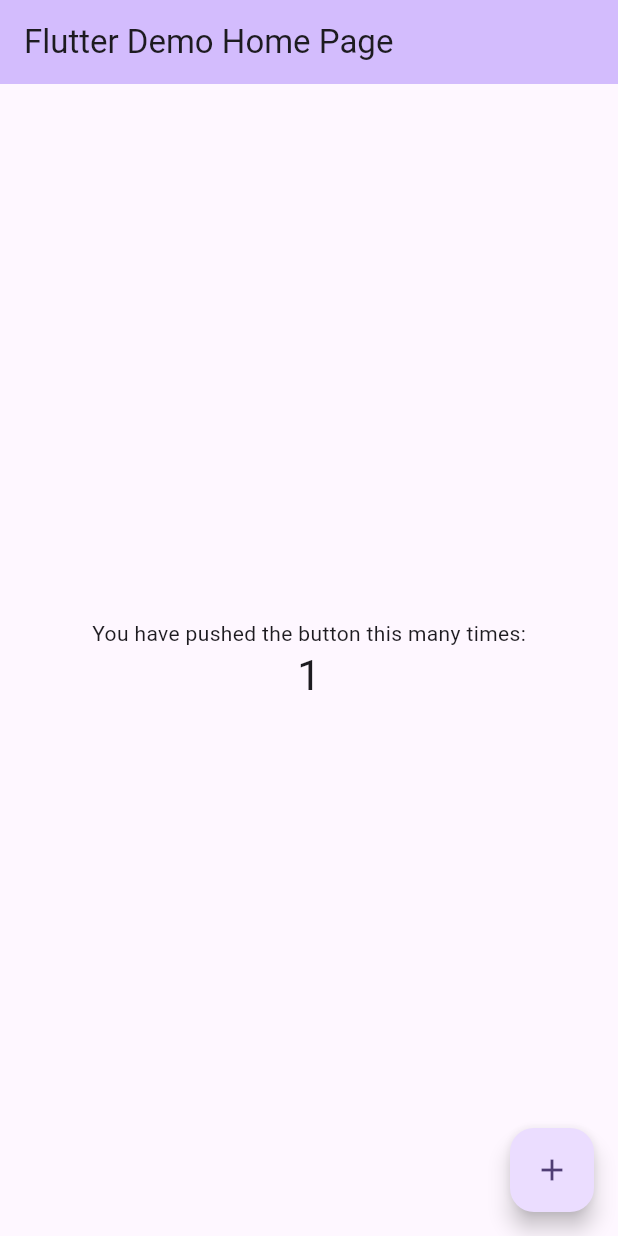
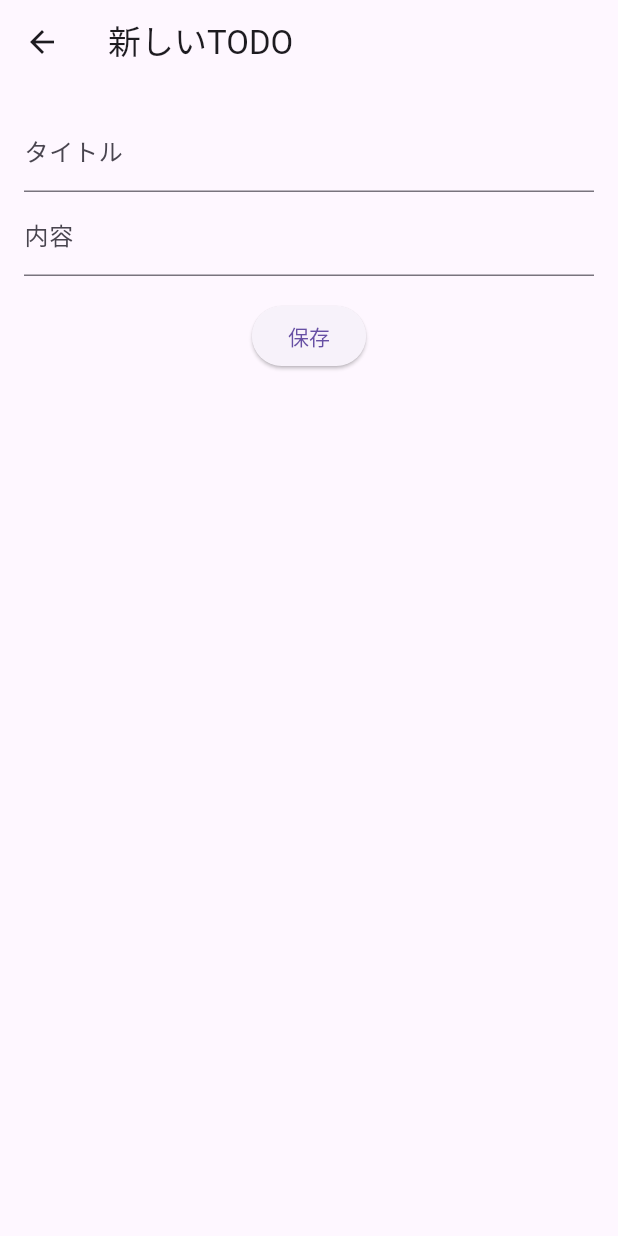
Before and after one commit to asahi11n/FlutterSampleApp, a Flutter app: the screen it shows after launch, after a tap on the "add" icon, on a phone screen of 412 x 824 dp. Run offline on Flutter 3.47's test engine with Material 3 defaults, Android fonts, the phone set to English and light mode, and no system bars; our stand-ins replace sqflite; accounts and stored records are empty.

Commit message:
gemini出力で土台作成

```diff
--- /dev/null
+++ b/lib/database_helper.dart
@@ -0,0 +1,100 @@
+
+import 'dart:async';
+
+import 'package:path/path.dart';
+import 'package:sqflite/sqflite.dart';
+
+class Todo {
+  final int? id;
+  final String title;
+  final String content;
+  final String date;
+
+  Todo({this.id, required this.title, required this.content, required this.date});
+
+  Map<String, dynamic> toMap() {
+    return {
+      'id': id,
+      'title': title,
+      'content': content,
+      'date': date,
+    };
+  }
+}
+
+class DatabaseHelper {
+  static final DatabaseHelper instance = DatabaseHelper._init();
+  static Database? _database;
+
+  DatabaseHelper._init();
+
+  Future<Database> get database async {
+    if (_database != null) return _database!;
+    _database = await _initDB('todos.db');
+    return _database!;
+  }
+
+  Future<Database> _initDB(String filePath) async {
+    final dbPath = await getDatabasesPath();
+    final path = join(dbPath, filePath);
+
+    return await openDatabase(path, version: 1, onCreate: _createDB);
+  }
+
+  Future _createDB(Database db, int version) async {
+    const idType = 'INTEGER PRIMARY KEY AUTOINCREMENT';
+    const textType = 'TEXT NOT NULL';
+
+    await db.execute('''
+CREATE TABLE todos (
+  id $idType,
+  title $textType,
+  content $textType,
+  date $textType
+  )
+''');
+  }
+
+  Future<Todo> create(Todo todo) async {
+    final db = await instance.database;
+    final id = await db.insert('todos', todo.toMap());
+    return Todo(id: id, title: todo.title, content: todo.content, date: todo.date);
+  }
+
+  Future<List<Todo>> readAllTodos() async {
+    final db = await instance.database;
+    final orderBy = 'id DESC';
+    final result = await db.query('todos', orderBy: orderBy);
+
+    return result.map((json) => Todo(
+      id: json['id'] as int,
+      title: json['title'] as String,
+      content: json['content'] as String,
+      date: json['date'] as String,
+    )).toList();
+  }
+
+  Future<int> update(Todo todo) async {
+    final db = await instance.database;
+    return db.update(
+      'todos',
+      todo.toMap(),
+      where: 'id = ?',
+      whereArgs: [todo.id],
+    );
+  }
+
+  Future<int> delete(int id) async {
+    final db = await instance.database;
+    return await db.delete(
+      'todos',
+      where: 'id = ?',
+      whereArgs: [id],
+    );
+  }
+
+  Future close() async {
+    final db = await instance.database;
+    db.close();
+  }
+}
--- a/lib/main.dart
+++ b/lib/main.dart
@@ -1,125 +1,23 @@
+
 import 'package:flutter/material.dart';
+
+import 'todo_list_screen.dart';
 
 void main() {
   runApp(const MyApp());
 }
 
 class MyApp extends StatelessWidget {
-  const MyApp({super.key});
+  const MyApp({Key? key}) : super(key: key);
 
-  // This widget is the root of your application.
   @override
   Widget build(BuildContext context) {
     return MaterialApp(
-      title: 'Flutter Demo',
+      title: 'TODOメモアプリ',
       theme: ThemeData(
-        // This is the theme of your application.
-        //
-        // TRY THIS: Try running your application with "flutter run". You'll see
-        // the application has a purple toolbar. Then, without quitting the app,
-        // try changing the seedColor in the colorScheme below to Colors.green
-        // and then invoke "hot reload" (save your changes or press the "hot
-        // reload" button in a Flutter-supported IDE, or press "r" if you used
-        // the command line to start the app).
-        //
-        // Notice that the counter didn't reset back to zero; the application
-        // state is not lost during the reload. To reset the state, use hot
-        // restart instead.
-        //
-        // This works for code too, not just values: Most code changes can be
-        // tested with just a hot reload.
-        colorScheme: ColorScheme.fromSeed(seedColor: Colors.deepPurple),
-        useMaterial3: true,
+        primarySwatch: Colors.blue,
       ),
-      home: const MyHomePage(title: 'Flutter Demo Home Page'),
+      home: const TodoListScreen(),
     );
   }
 }
-
-class MyHomePage extends StatefulWidget {
-  const MyHomePage({super.key, required this.title});
-
-  // This widget is the home page of your application. It is stateful, meaning
-  // that it has a State object (defined below) that contains fields that affect
-  // how it looks.
-
-  // This class is the configuration for the state. It holds the values (in this
-  // case the title) provided by the parent (in this case the App widget) and
-  // used by the build method of the State. Fields in a Widget subclass are
-  // always marked "final".
-
-  final String title;
-
-  @override
-  State<MyHomePage> createState() => _MyHomePageState();
-}
-
-class _MyHomePageState extends State<MyHomePage> {
-  int _counter = 0;
-
-  void _incrementCounter() {
-    setState(() {
-      // This call to setState tells the Flutter framework that something has
-      // changed in this State, which causes it to rerun the build method below
-      // so that the display can reflect the updated values. If we changed
-      // _counter without calling setState(), then the build method would not be
-      // called again, and so nothing would appear to happen.
-      _counter++;
-    });
-  }
-
-  @override
-  Widget build(BuildContext context) {
-    // This method is rerun every time setState is called, for instance as done
-    // by the _incrementCounter method above.
-    //
-    // The Flutter framework has been optimized to make rerunning build methods
-    // fast, so that you can just rebuild anything that needs updating rather
-    // than having to individually change instances of widgets.
-    return Scaffold(
-      appBar: AppBar(
-        // TRY THIS: Try changing the color here to a specific color (to
-        // Colors.amber, perhaps?) and trigger a hot reload to see the AppBar
-        // change color while the other colors stay the same.
-        backgroundColor: Theme.of(context).colorScheme.inversePrimary,
-        // Here we take the value from the MyHomePage object that was created by
-        // the App.build method, and use it to set our appbar title.
-        title: Text(widget.title),
-      ),
-      body: Center(
-        // Center is a layout widget. It takes a single child and positions it
-        // in the middle of the parent.
-        child: Column(
-          // Column is also a layout widget. It takes a list of children and
-          // arranges them vertically. By default, it sizes itself to fit its
-          // children horizontally, and tries to be as tall as its parent.
-          //
-          // Column has various properties to control how it sizes itself and
-          // how it positions its children. Here we use mainAxisAlignment to
-          // center the children vertically; the main axis here is the vertical
-          // axis because Columns are vertical (the cross axis would be
-          // horizontal).
-          //
-          // TRY THIS: Invoke "debug painting" (choose the "Toggle Debug Paint"
-          // action in the IDE, or press "p" in the console), to see the
-          // wireframe for each widget.
-          mainAxisAlignment: MainAxisAlignment.center,
-          children: <Widget>[
-            const Text(
-              'You have pushed the button this many times:',
-            ),
-            Text(
-              '$_counter',
-              style: Theme.of(context).textTheme.headlineMedium,
-            ),
-          ],
-        ),
-      ),
-      floatingActionButton: FloatingActionButton(
-        onPressed: _incrementCounter,
-        tooltip: 'Increment',
-        child: const Icon(Icons.add),
-      ), // This trailing comma makes auto-formatting nicer for build methods.
-    );
-  }
-}
--- /dev/null
+++ b/lib/todo_edit_screen.dart
@@ -0,0 +1,106 @@
+
+import 'package:flutter/material.dart';
+import 'package:intl/intl.dart';
+
+import 'database_helper.dart';
+
+class TodoEditScreen extends StatefulWidget {
+  final Todo? todo;
+
+  const TodoEditScreen({Key? key, this.todo}) : super(key: key);
+
+  @override
+  State<TodoEditScreen> createState() => _TodoEditScreenState();
+}
+
+class _TodoEditScreenState extends State<TodoEditScreen> {
+  final _formKey = GlobalKey<FormState>();
+  late String _title;
+  late String _content;
+
+  @override
+  void initState() {
+    super.initState();
+    _title = widget.todo?.title ?? '';
+    _content = widget.todo?.content ?? '';
+  }
+
+  @override
+  Widget build(BuildContext context) {
+    return Scaffold(
+      appBar: AppBar(
+        title: Text(widget.todo == null ? '新しいTODO' : 'TODOを編集'),
+        actions: [
+          if (widget.todo != null)
+            IconButton(
+              icon: const Icon(Icons.delete),
+              onPressed: () async {
+                await DatabaseHelper.instance.delete(widget.todo!.id!);
+                Navigator.of(context).pop();
+              },
+            ),
+        ],
+      ),
+      body: Form(
+        key: _formKey,
+        child: Padding(
+          padding: const EdgeInsets.all(16.0),
+          child: Column(
+            children: [
+              TextFormField(
+                initialValue: _title,
+                decoration: const InputDecoration(labelText: 'タイトル'),
+                validator: (value) {
+                  if (value == null || value.isEmpty) {
+                    return 'タイトルを入力してください';
+                  }
+                  return null;
+                },
+                onSaved: (value) {
+                  _title = value!;
+                },
+              ),
+              TextFormField(
+                initialValue: _content,
+                decoration: const InputDecoration(labelText: '内容'),
+                validator: (value) {
+                  if (value == null || value.isEmpty) {
+                    return '内容を入力してください';
+                  }
+                  return null;
+                },
+                onSaved: (value) {
+                  _content = value!;
+                },
+              ),
+              const SizedBox(height: 16),
+              ElevatedButton(
+                onPressed: () async {
+                  if (_formKey.currentState!.validate()) {
+                    _formKey.currentState!.save();
+                    final now = DateTime.now();
+                    final formatter = DateFormat('yyyy/MM/dd HH:mm');
+                    final date = formatter.format(now);
+                    final todo = Todo(
+                      id: widget.todo?.id,
+                      title: _title,
+                      content: _content,
+                      date: date,
+                    );
+                    if (widget.todo == null) {
+                      await DatabaseHelper.instance.create(todo);
+                    } else {
+                      await DatabaseHelper.instance.update(todo);
+                    }
+                    Navigator.of(context).pop();
+                  }
+                },
+                child: const Text('保存'),
+              ),
+            ],
+          ),
+        ),
+      ),
+    );
+  }
+}
--- /dev/null
+++ b/lib/todo_list_screen.dart
@@ -0,0 +1,68 @@
+
+import 'package:flutter/material.dart';
+import 'package:intl/intl.dart';
+
+import 'database_helper.dart';
+import 'todo_edit_screen.dart';
+
+class TodoListScreen extends StatefulWidget {
+  const TodoListScreen({Key? key}) : super(key: key);
+
+  @override
+  State<TodoListScreen> createState() => _TodoListScreenState();
+}
+
+class _TodoListScreenState extends State<TodoListScreen> {
+  List<Todo> _todos = [];
+
+  @override
+  void initState() {
+    super.initState();
+    _refreshTodoList();
+  }
+
+  Future<void> _refreshTodoList() async {
+    final todos = await DatabaseHelper.instance.readAllTodos();
+    setState(() {
+      _todos = todos;
+    });
+  }
+
+  @override
+  Widget build(BuildContext context) {
+    return Scaffold(
+      appBar: AppBar(
+        title: const Text('TODOメモアプリ'),
+      ),
+      body: ListView.builder(
+        itemCount: _todos.length,
+        itemBuilder: (context, index) {
+          final todo = _todos[index];
+          return ListTile(
+            title: Text(todo.title),
+            subtitle: Text(todo.date),
+            onTap: () async {
+              await Navigator.of(context).push(
+                MaterialPageRoute(
+                  builder: (context) => TodoEditScreen(todo: todo),
+                ),
+              );
+              _refreshTodoList();
+            },
+          );
+        },
+      ),
+      floatingActionButton: FloatingActionButton(
+        onPressed: () async {
+          await Navigator.of(context).push(
+            MaterialPageRoute(
+              builder: (context) => TodoEditScreen(),
+            ),
+          );
+          _refreshTodoList();
+        },
+        child: const Icon(Icons.add),
+      ),
+    );
+  }
+}
--- a/pubspec.yaml
+++ b/pubspec.yaml
@@ -30,6 +30,9 @@ environment:
 dependencies:
   flutter:
     sdk: flutter
+  sqflite: ^2.3.0
+  path: ^1.8.3
+  intl: ^0.18.1
 
 
   # The following adds the Cupertino Icons font to your application.
```
Also changed, not shown: pubspec.lock, 3 other files.
